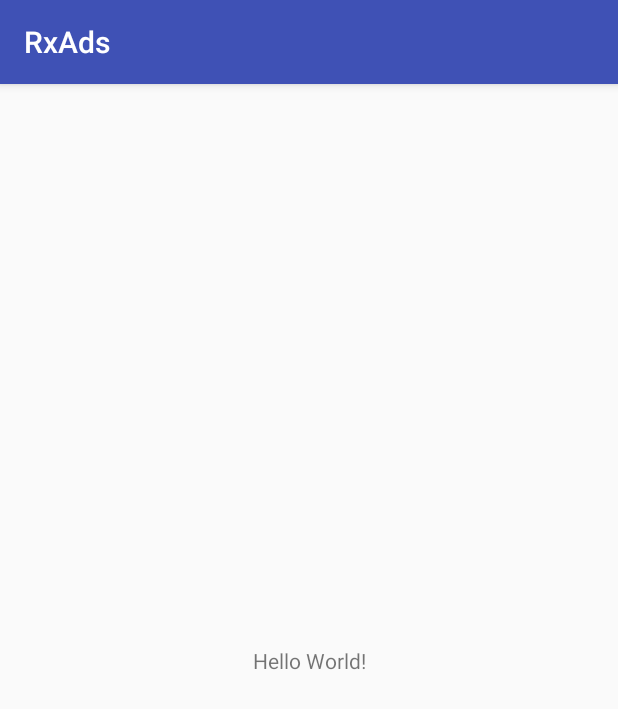
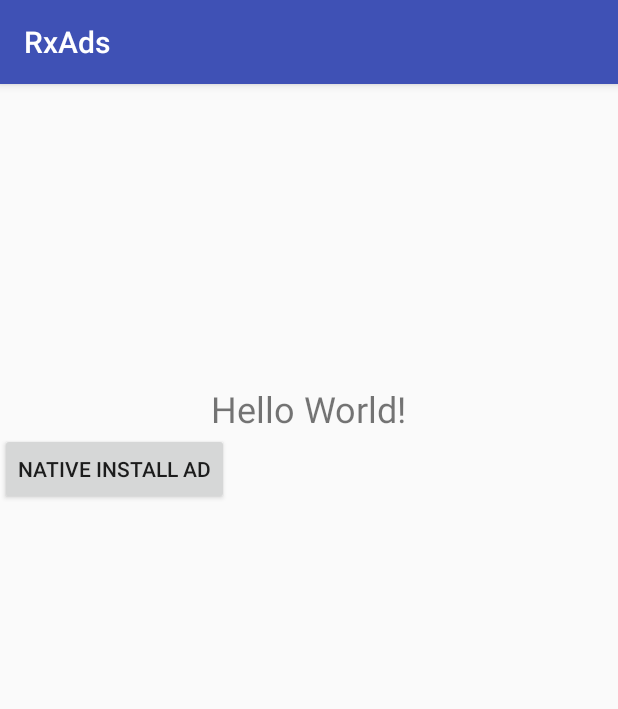
Before and after one commit to ShaishavGandhi/RxAds, an Android app: the screen it shows after launch (MainActivity), on a phone screen of 412 x 824 dp. Shown: the top 709 px of the screen. Run offline under Robolectric (Android 15) with nearby library versions, the phone set to English and light mode, and no system bars; our stand-ins replace AdMob, RxJava.

Commit message:
Sample install ad
Signed-off-by: shaishavgandhi05 <shaishgandhi@gmail.com>

```diff
--- a/rxads/build.gradle
+++ b/rxads/build.gradle
@@ -26,6 +26,7 @@ android {
 
 dependencies {
     testImplementation 'junit:junit:4.12'
+    testImplementation "org.mockito:mockito-core:2.11.0"
 
     api "com.google.android.gms:play-services-ads:11.8.0"
     api "io.reactivex.rxjava2:rxjava:2.1.5"
--- a/sample/src/main/java/com/shaishavgandhi/sample/MainActivity.kt
+++ b/sample/src/main/java/com/shaishavgandhi/sample/MainActivity.kt
@@ -2,32 +2,53 @@ package com.shaishavgandhi.sample
 
 import android.support.v7.app.AppCompatActivity
 import android.os.Bundle
+import android.widget.Button
+import android.widget.ImageView
+import android.widget.TextView
+import com.bumptech.glide.Glide
 import com.google.android.gms.ads.AdRequest
 import com.google.android.gms.ads.formats.NativeAppInstallAd
 import com.shaishavgandhi.rxads.RxAdLoader
+import io.reactivex.disposables.CompositeDisposable
 import io.reactivex.observers.DisposableSingleObserver
 import io.reactivex.schedulers.Schedulers
 
 class MainActivity : AppCompatActivity() {
 
+    lateinit var headlineView: TextView
+    lateinit var imageView: ImageView
+    lateinit var nativeInstallButton: Button
+
+    var disposables = CompositeDisposable()
+
     override fun onCreate(savedInstanceState: Bundle?) {
         super.onCreate(savedInstanceState)
         setContentView(R.layout.activity_main)
 
+        headlineView = findViewById(R.id.headline)
+        imageView = findViewById(R.id.image)
+        nativeInstallButton = findViewById(R.id.installAd)
 
-        RxAdLoader(this, "")
+
+        nativeInstallButton.setOnClickListener {
+            loadAd()
+        }
+
+    }
+
+    private fun loadAd() {
+        RxAdLoader(this, "ca-app-pub-3940256099942544/2247696110")
                 .loadInstallAd(AdRequest.Builder().build())
-                .subscribeOn(Schedulers.io())
                 .subscribeWith(object : DisposableSingleObserver<NativeAppInstallAd>() {
 
-                    override fun onSuccess(t: NativeAppInstallAd) {
-                        TODO("not implemented") //To change body of created functions use File | Settings | File Templates.
+                    override fun onSuccess(installAd: NativeAppInstallAd) {
+                        headlineView.text = installAd.headline
+                        Glide.with(imageView).load(installAd.images[0].uri).into(imageView)
                     }
 
                     override fun onError(e: Throwable) {
-                        TODO("not implemented") //To change body of created functions use File | Settings | File Templates.
+                        e.printStackTrace()
                     }
-
                 })
     }
 }
--- a/sample/src/main/res/layout/activity_main.xml
+++ b/sample/src/main/res/layout/activity_main.xml
@@ -6,13 +6,28 @@
     android:layout_height="match_parent"
     tools:context="com.shaishavgandhi.sample.MainActivity">
 
+    <ImageView
+        android:id="@+id/image"
+        android:layout_width="match_parent"
+        app:layout_constraintRight_toRightOf="parent"
+        app:layout_constraintLeft_toLeftOf="parent"
+        android:layout_height="200dp" />
+
     <TextView
+        android:id="@+id/headline"
         android:layout_width="wrap_content"
         android:layout_height="wrap_content"
         android:text="Hello World!"
-        app:layout_constraintBottom_toBottomOf="parent"
+        android:textSize="24sp"
+        app:layout_constraintTop_toBottomOf="@+id/image"
         app:layout_constraintLeft_toLeftOf="parent"
-        app:layout_constraintRight_toRightOf="parent"
-        app:layout_constraintTop_toTopOf="parent" />
+        app:layout_constraintRight_toRightOf="parent" />
+
+    <Button
+        android:id="@+id/installAd"
+        android:layout_width="wrap_content"
+        android:layout_height="wrap_content"
+        app:layout_constraintTop_toBottomOf="@+id/headline"
+        android:text="Native Install Ad"/>
 
 </android.support.constraint.ConstraintLayout>
```
Also changed, not shown: rxads/src/main/java/com/shaishavgandhi/rxads/error/AdRequestErrorException.java (deleted, +0 -17 lines), rxads/src/main/java/com/shaishavgandhi/rxads/error/AdRequestErrorException.kt (added, +11 -0 lines), sample/build.gradle (+8 -5 lines), 2 other files.
